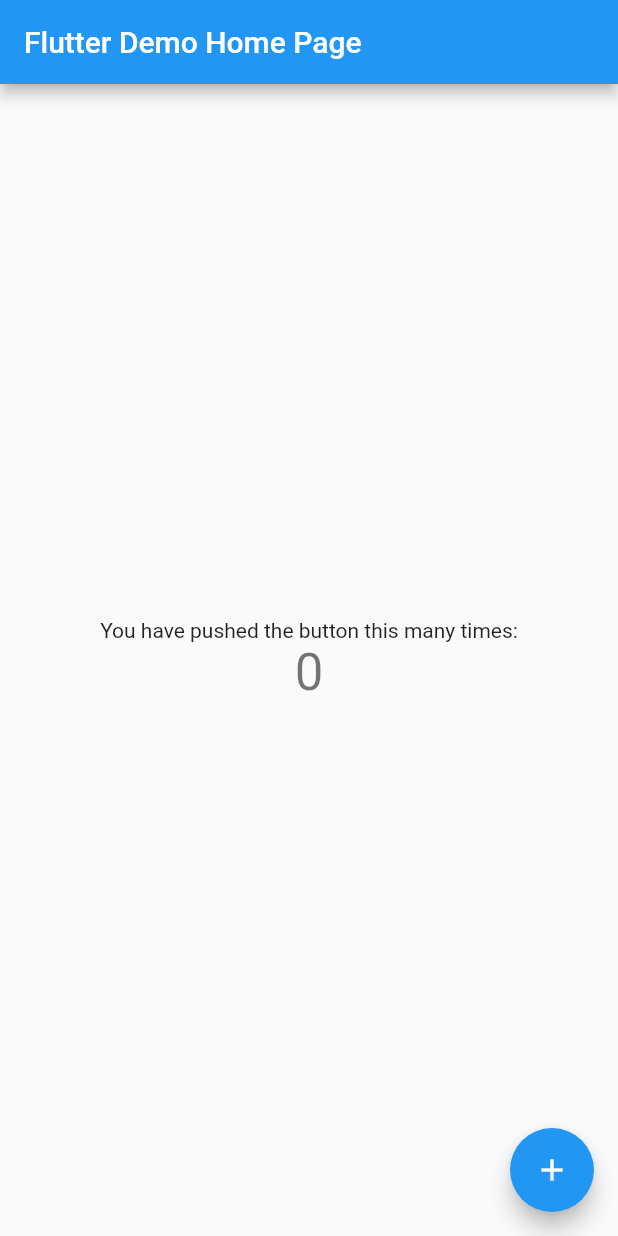
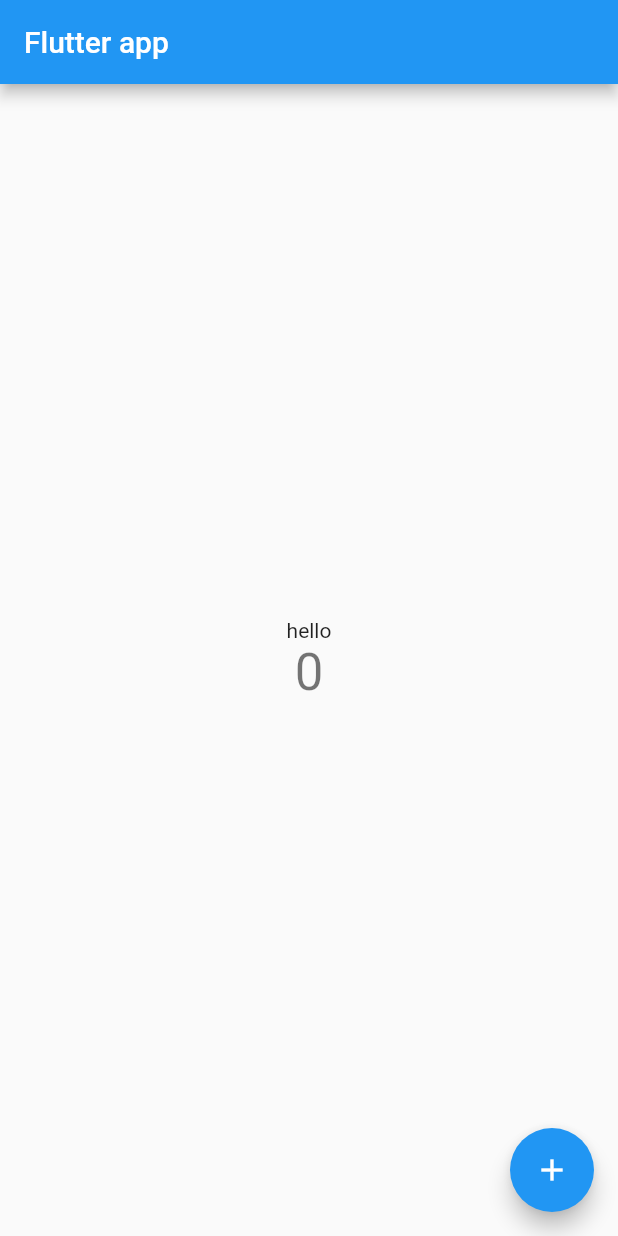
Before and after one commit to ethanchaee/flutter_app_test, a Flutter app: the screen it shows after launch, on a phone screen of 412 x 824 dp. Run offline on Flutter 3.47's test engine with Material 2 defaults, Android fonts, the phone set to English and light mode, and no system bars.

Commit message:
Test commit

```diff
--- a/lib/main.dart
+++ b/lib/main.dart
@@ -26,7 +26,7 @@ class MyApp extends StatelessWidget {
         // closer together (more dense) than on mobile platforms.
         visualDensity: VisualDensity.adaptivePlatformDensity,
       ),
-      home: MyHomePage(title: 'Flutter Demo Home Page'),
+      home: MyHomePage(title: 'Flutter app'),
     );
   }
 }
@@ -98,7 +98,7 @@ class _MyHomePageState extends State<MyHomePage> {
           mainAxisAlignment: MainAxisAlignment.center,
           children: <Widget>[
             Text(
-              'You have pushed the button this many times:',
+              'hello',
             ),
             Text(
               '$_counter',
```
